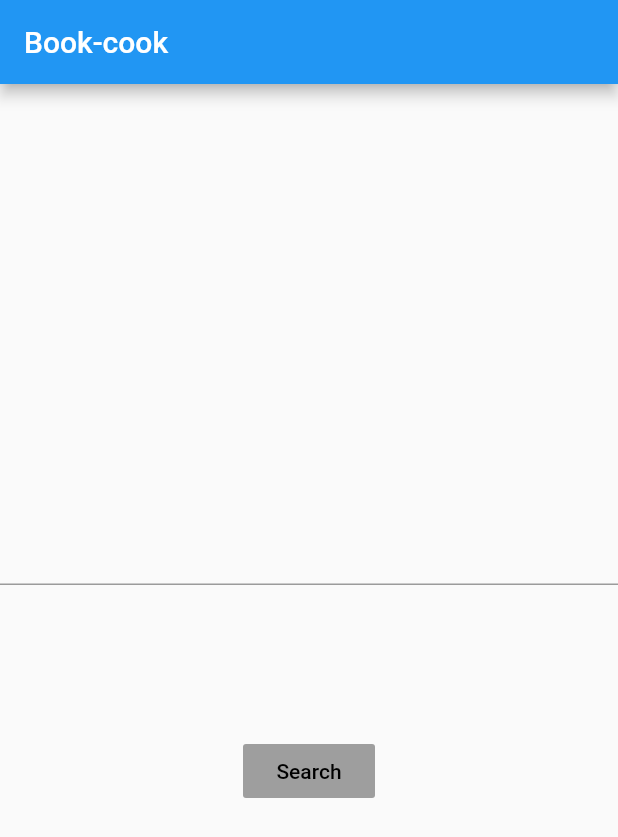
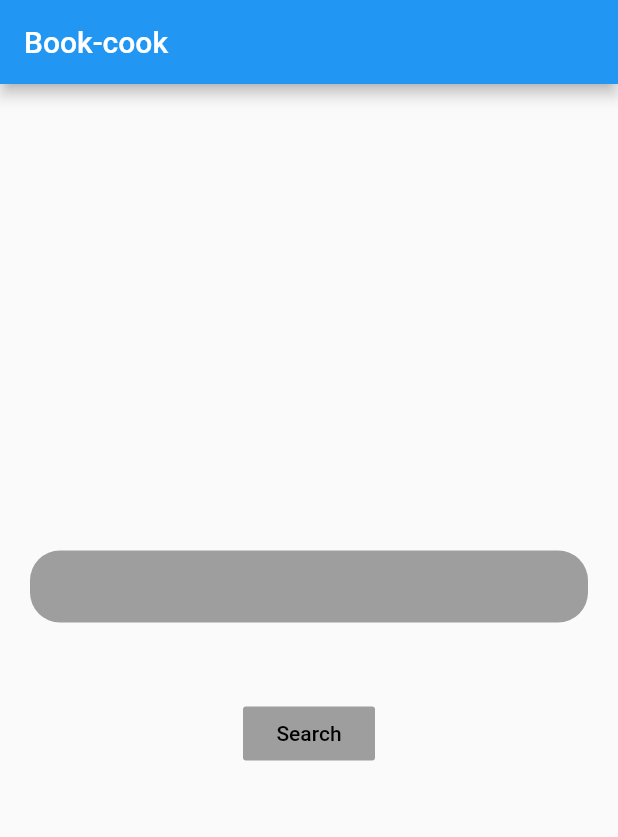
Before and after one commit to Dirty-Coders/book_cook, a Flutter app: the screen it shows after launch, after a tap on "Search", on a phone screen of 412 x 824 dp. Shown: the top 837 px of the screen. Run offline on Flutter 3.47's test engine with Material 2 defaults, Android fonts, the phone set to English and light mode, and no system bars.

Commit message:
Improved the home-screen UI

```diff
--- a/lib/home-screen/home_screen.dart
+++ b/lib/home-screen/home_screen.dart
@@ -1,3 +1,4 @@
+import 'package:flutter/cupertino.dart';
 import 'package:flutter/material.dart';
 
 class MyApp extends StatefulWidget {
@@ -6,6 +7,8 @@ class MyApp extends StatefulWidget {
 }
 
 class _MyAppState extends State<MyApp> {
+  String nameEntered;
+
   @override
   Widget build(BuildContext context) {
     return MaterialApp(
@@ -17,12 +20,25 @@ class _MyAppState extends State<MyApp> {
           child: Column(
             mainAxisAlignment: MainAxisAlignment.center,
             children: <Widget>[
-              Padding(
-                padding: EdgeInsets.fromLTRB(0, 0, 0, 100),
-                child: TextField(),
+              Container(
+                margin: EdgeInsets.fromLTRB(20, 0, 20, 50),
+                decoration: BoxDecoration(
+                  color: Colors.grey,
+                  borderRadius: BorderRadius.all(Radius.circular(20)),
+                ),
+                child: TextField(
+                  onChanged: (String name) {
+                    nameEntered = name;
+                  },
+                  decoration: InputDecoration(
+                    border: InputBorder.none,
+                  ),
+                ),
               ),
               FlatButton(
-                onPressed: () {},
+                onPressed: () {
+                  print(nameEntered);
+                },
                 child: Text(
                   "Search",
                   style: TextStyle(color: Colors.black),
```
Also changed, not shown: theme-related-resources/color-codes.dart (added), theme-related-resources/strings.dart (added).
